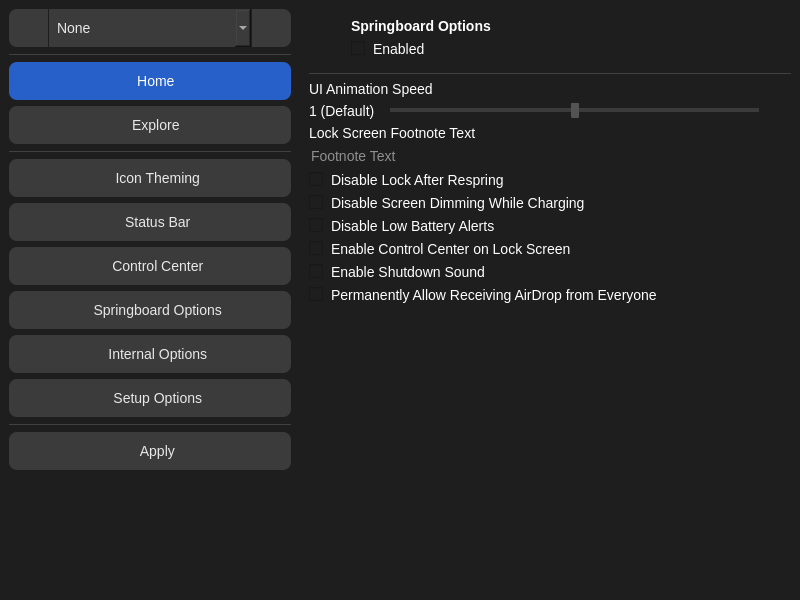
Avangelista/CowabungaLiteWindows, file mainwindow.ui: the form before one commit.
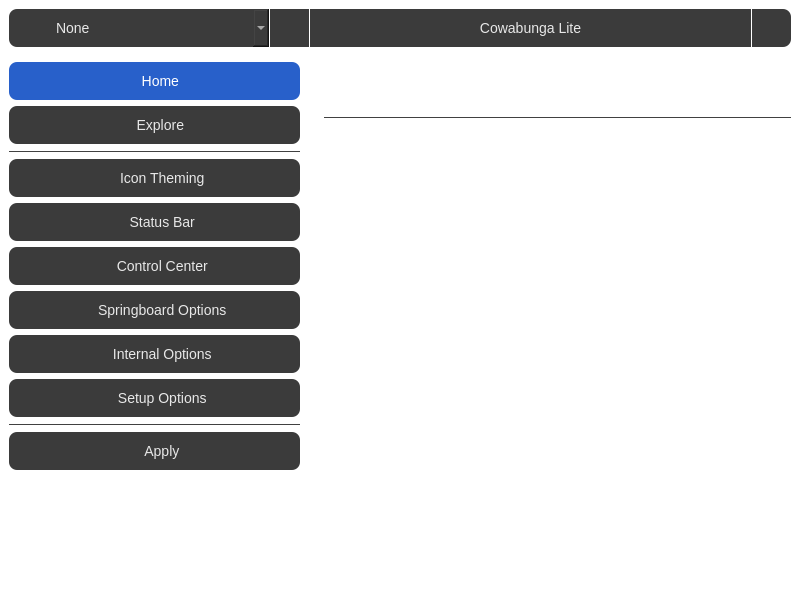
The form after the commit. The open tabs and pages were chosen to show the change. Icons and pictures are not drawn.

What changed in the file:
```diff
--- a/mainwindow.ui
+++ b/mainwindow.ui
@@ -34,10 +34,16 @@
   <property name="styleSheet">
    <string notr="true">QWidget {
     color: #FFFFFF;
-    background-color: #1e1e1e;
+    background-color: transparent;
 	spacing: 0px;
 }
 
+QWidget [cls=central] {
+    background-color: #1e1e1e;
+	border-radius: 14px;
+	border: 1px solid #4B4B4B;
+}
+
 QLabel {
     font-size: 14px;
 }
@@ -101,6 +107,10 @@
     border-radius: 4px;
 }
 
+QScrollBar::handle:pressed {
+    background: #535353;
+}
+
 QScrollBar::add-line,
 QScrollBar::sub-line {
     background: none;
@@ -114,6 +124,7 @@
 QSlider::groove:horizontal {
     background-color: #3b3b3b;
     height: 4px;
+	border-radius: 2px;
 }
 
 QSlider::handle:horizontal {
@@ -143,42 +154,10 @@
    <property name="locale">
     <locale language="English" country="UnitedStates"/>
    </property>
-   <layout class="QHBoxLayout">
-    <property name="spacing">
-     <number>0</number>
-    </property>
-    <property name="leftMargin">
-     <number>0</number>
-    </property>
-    <property name="topMargin">
-     <number>0</number>
-    </property>
-    <property name="rightMargin">
-     <number>0</number>
-    </property>
-    <property name="bottomMargin">
-     <number>0</number>
-    </property>
-    <item>
-     <widget class="QWidget" name="sidebar" native="true">
-      <property name="sizePolicy">
-       <sizepolicy hsizetype="Fixed" vsizetype="Preferred">
-        <horstretch>0</horstretch>
-        <verstretch>0</verstretch>
-       </sizepolicy>
-      </property>
-      <property name="minimumSize">
-       <size>
-        <width>300</width>
-        <height>0</height>
-       </size>
-      </property>
-      <property name="styleSheet">
-       <string notr="true">QFrame {
-	color: #414141;
-}</string>
-      </property>
-      <layout class="QVBoxLayout" name="verticalLayout">
+   <property name="cls" stdset="0">
+    <string>central</string>
+   </property>
+   <layout class="QVBoxLayout" name="verticalLayout_11">
        <item>
         <widget class="QWidget" name="deviceBar" native="true">
          <layout class="QHBoxLayout" name="horizontalLayout_4">
@@ -198,6 +177,48 @@
            <number>0</number>
           </property>
           <item>
+        <widget class="QWidget" name="horizontalWidget_2" native="true">
+         <property name="minimumSize">
+          <size>
+           <width>300</width>
+           <height>0</height>
+          </size>
+         </property>
+         <layout class="QHBoxLayout" name="horizontalLayout_19">
+          <property name="spacing">
+           <number>1</number>
+          </property>
+          <property name="leftMargin">
+           <number>0</number>
+          </property>
+          <property name="topMargin">
+           <number>0</number>
+          </property>
+          <property name="rightMargin">
+           <number>0</number>
+          </property>
+          <property name="bottomMargin">
+           <number>0</number>
+          </property>
+          <item>
+           <widget class="QWidget" name="horizontalWidget" native="true">
+            <layout class="QHBoxLayout" name="horizontalLayout_15">
+             <property name="spacing">
+              <number>0</number>
+             </property>
+             <property name="leftMargin">
+              <number>0</number>
+             </property>
+             <property name="topMargin">
+              <number>0</number>
+             </property>
+             <property name="rightMargin">
+              <number>0</number>
+             </property>
+             <property name="bottomMargin">
+              <number>0</number>
+             </property>
+             <item>
            <widget class="QToolButton" name="toolButton_6">
             <property name="enabled">
              <bool>false</bool>
@@ -260,12 +281,14 @@
             </property>
            </widget>
           </item>
+            </layout>
+           </widget>
+          </item>
           <item>
            <widget class="QToolButton" name="refreshBtn">
             <property name="styleSheet">
              <string notr="true">QToolButton {
-	border-top-left-radius: 0px;
-	border-bottom-left-radius: 0px;
+	border-radius: 0px;
 }</string>
             </property>
             <property name="icon">
@@ -287,23 +310,101 @@
         </widget>
        </item>
        <item>
-        <widget class="Line" name="line">
+        <widget class="QToolButton" name="titleBar">
+         <property name="sizePolicy">
+          <sizepolicy hsizetype="Expanding" vsizetype="Fixed">
+           <horstretch>0</horstretch>
+           <verstretch>0</verstretch>
+          </sizepolicy>
+         </property>
+         <property name="styleSheet">
+          <string notr="true">QToolButton {
+	border-radius: 0px;
+}
+
+QToolButton:pressed {
+	background-color: #3b3b3b;
+}</string>
+         </property>
+         <property name="text">
+          <string>Cowabunga Lite</string>
+         </property>
+        </widget>
+       </item>
+       <item>
+        <widget class="QToolButton" name="closeBtn">
+         <property name="styleSheet">
+          <string notr="true">QToolButton {
+	border-top-left-radius: 0px;
+	border-bottom-left-radius: 0px;
+}
+
+QToolButton:pressed {
+	background-color: #ff453a;
+}</string>
+         </property>
+         <property name="icon">
+          <iconset resource="resources.qrc">
+           <normaloff>:/icon/x-lg.svg</normaloff>:/icon/x-lg.svg</iconset>
+         </property>
+        </widget>
+       </item>
+      </layout>
+     </widget>
+    </item>
+    <item>
+     <widget class="QWidget" name="body" native="true">
+      <property name="minimumSize">
+       <size>
+        <width>0</width>
+        <height>20</height>
+       </size>
+      </property>
+      <layout class="QHBoxLayout" name="horizontalLayout_18">
+       <property name="leftMargin">
+        <number>0</number>
+       </property>
+       <property name="topMargin">
+        <number>0</number>
+       </property>
+       <property name="rightMargin">
+        <number>0</number>
+       </property>
+       <property name="bottomMargin">
+        <number>0</number>
+       </property>
+       <item>
+        <widget class="QWidget" name="sidebar" native="true">
+         <property name="sizePolicy">
+          <sizepolicy hsizetype="Fixed" vsizetype="Preferred">
+           <horstretch>0</horstretch>
+           <verstretch>0</verstretch>
+          </sizepolicy>
+         </property>
+         <property name="minimumSize">
+          <size>
+           <width>300</width>
+           <height>0</height>
+          </size>
+         </property>
          <property name="styleSheet">
           <string notr="true">QFrame {
 	color: #414141;
 }</string>
          </property>
-         <property name="frameShadow">
-          <enum>QFrame::Plain</enum>
-         </property>
-         <property name="orientation">
-          <enum>Qt::Horizontal</enum>
-         </property>
-         <property name="cls" stdset="0">
-          <string>line</string>
-         </property>
-        </widget>
-       </item>
+         <layout class="QVBoxLayout" name="verticalLayout">
+          <property name="leftMargin">
+           <number>0</number>
+          </property>
+          <property name="topMargin">
+           <number>9</number>
+          </property>
+          <property name="rightMargin">
+           <number>9</number>
+          </property>
+          <property name="bottomMargin">
+           <number>0</number>
+          </property>
        <item>
         <widget class="QToolButton" name="homePageBtn">
          <property name="sizePolicy">
@@ -623,6 +724,21 @@
        </sizepolicy>
       </property>
       <layout class="QVBoxLayout" name="_3">
+          <property name="spacing">
+           <number>0</number>
+          </property>
+          <property name="leftMargin">
+           <number>9</number>
+          </property>
+          <property name="topMargin">
+           <number>0</number>
+          </property>
+          <property name="rightMargin">
+           <number>0</number>
+          </property>
+          <property name="bottomMargin">
+           <number>0</number>
+          </property>
        <item>
         <widget class="QStackedWidget" name="pages">
          <property name="currentIndex">
@@ -703,7 +819,7 @@
                    <property name="font">
                     <font>
                      <pointsize>-1</pointsize>
-                     <bold>true</bold>
+                        <bold>false</bold>
                     </font>
                    </property>
                    <property name="text">
@@ -1079,7 +1195,7 @@
                    <property name="font">
                     <font>
                      <pointsize>-1</pointsize>
-                     <bold>true</bold>
+                        <bold>false</bold>
                     </font>
                    </property>
                    <property name="text">
@@ -1146,7 +1262,7 @@
               <property name="geometry">
                <rect>
                 <x>0</x>
-                <y>-27</y>
+                   <y>0</y>
                 <width>450</width>
                 <height>1250</height>
                </rect>
@@ -1309,7 +1425,7 @@
                   <item>
                    <widget class="QCheckBox" name="pStrengthChk">
                     <property name="text">
-                     <string>Change Signal Strength Bars</string>
+                        <string>Change Signal Strength</string>
                     </property>
                    </widget>
                   </item>
@@ -1490,7 +1606,7 @@
                   <item>
                    <widget class="QCheckBox" name="sStrengthChk">
                     <property name="text">
-                     <string>Change Signal Strength Bars</string>
+                        <string>Change Signal Strength</string>
                     </property>
                    </widget>
                   </item>
@@ -1506,6 +1622,9 @@
                      <property name="rightMargin">
                       <number>0</number>
                      </property>
+                        <property name="bottomMargin">
+                         <number>0</number>
+                        </property>
                      <item>
                       <widget class="QLabel" name="sStrengthLbl">
                        <property name="minimumSize">
@@ -1664,7 +1783,7 @@
                   <item>
                    <widget class="QCheckBox" name="wifiStrengthChk">
                     <property name="text">
-                     <string>Change Wi-Fi Signal Strength Bars</string>
+                        <string>Change Wi-Fi Signal Strength</string>
                     </property>
                    </widget>
                   </item>
@@ -1932,7 +2051,7 @@
                    <property name="font">
                     <font>
                      <pointsize>-1</pointsize>
-                     <bold>true</bold>
+                        <bold>false</bold>
                     </font>
                    </property>
                    <property name="text">
@@ -2145,6 +2264,170 @@
            </item>
           </layout>
          </widget>
+            <widget class="QWidget" name="internalOptionsPage">
+             <layout class="QVBoxLayout" name="verticalLayout_14">
+              <property name="leftMargin">
+               <number>0</number>
+              </property>
+              <property name="topMargin">
+               <number>0</number>
+              </property>
+              <property name="rightMargin">
+               <number>0</number>
+              </property>
+              <property name="bottomMargin">
+               <number>0</number>
+              </property>
+              <item>
+               <widget class="QWidget" name="horizontalWidget_5" native="true">
+                <layout class="QHBoxLayout" name="horizontalLayout_20">
+                 <property name="spacing">
+                  <number>10</number>
+                 </property>
+                 <property name="leftMargin">
+                  <number>0</number>
+                 </property>
+                 <property name="topMargin">
+                  <number>9</number>
+                 </property>
+                 <property name="rightMargin">
+                  <number>0</number>
+                 </property>
+                 <property name="bottomMargin">
+                  <number>9</number>
+                 </property>
+                 <item>
+                  <widget class="QToolButton" name="toolButton_10">
+                   <property name="enabled">
+                    <bool>false</bool>
+                   </property>
+                   <property name="styleSheet">
+                    <string notr="true">QToolButton {
+	icon-size: 24px;
+	background-color: transparent;
+	padding-left: 0px;
+	padding-right: 5px;
+	border-radius: 0px;
+}</string>
+                   </property>
+                   <property name="icon">
+                    <iconset resource="resources.qrc">
+                     <normaloff>:/icon/hdd.svg</normaloff>:/icon/hdd.svg</iconset>
+                   </property>
+                  </widget>
+                 </item>
+                 <item>
+                  <widget class="QWidget" name="verticalWidget_4" native="true">
+                   <layout class="QVBoxLayout" name="verticalLayout_12">
+                    <property name="spacing">
+                     <number>6</number>
+                    </property>
+                    <property name="leftMargin">
+                     <number>0</number>
+                    </property>
+                    <property name="topMargin">
+                     <number>0</number>
+                    </property>
+                    <property name="rightMargin">
+                     <number>0</number>
+                    </property>
+                    <property name="bottomMargin">
+                     <number>0</number>
+                    </property>
+                    <item>
+                     <widget class="QLabel" name="internalOptionsLbl">
+                      <property name="font">
+                       <font>
+                        <pointsize>-1</pointsize>
+                        <bold>false</bold>
+                       </font>
+                      </property>
+                      <property name="text">
+                       <string>Internal Options</string>
+                      </property>
+                     </widget>
+                    </item>
+                    <item>
+                     <widget class="QCheckBox" name="internalOptionsEnabledChk">
+                      <property name="text">
+                       <string>Enabled</string>
+                      </property>
+                     </widget>
+                    </item>
+                   </layout>
+                  </widget>
+                 </item>
+                 <item>
+                  <spacer name="horizontalSpacer_7">
+                   <property name="orientation">
+                    <enum>Qt::Horizontal</enum>
+                   </property>
+                   <property name="sizeHint" stdset="0">
+                    <size>
+                     <width>40</width>
+                     <height>20</height>
+                    </size>
+                   </property>
+                  </spacer>
+                 </item>
+                </layout>
+               </widget>
+              </item>
+              <item>
+               <widget class="Line" name="line_12">
+                <property name="styleSheet">
+                 <string notr="true">QFrame {
+	color: #414141;
+}</string>
+                </property>
+                <property name="frameShadow">
+                 <enum>QFrame::Plain</enum>
+                </property>
+                <property name="orientation">
+                 <enum>Qt::Horizontal</enum>
+                </property>
+               </widget>
+              </item>
+              <item>
+               <widget class="QWidget" name="internalOptionsPageContent" native="true">
+                <layout class="QVBoxLayout" name="verticalLayout_13">
+                 <property name="leftMargin">
+                  <number>0</number>
+                 </property>
+                 <property name="topMargin">
+                  <number>0</number>
+                 </property>
+                 <property name="rightMargin">
+                  <number>0</number>
+                 </property>
+                 <property name="bottomMargin">
+                  <number>0</number>
+                 </property>
+                 <item>
+                  <widget class="QCheckBox" name="checkBox">
+                   <property name="text">
+                    <string>CheckBox</string>
+                   </property>
+                  </widget>
+                 </item>
+                 <item>
+                  <spacer name="verticalSpacer_6">
+                   <property name="orientation">
+                    <enum>Qt::Vertical</enum>
+                   </property>
+                   <property name="sizeHint" stdset="0">
+                    <size>
+                     <width>20</width>
+                     <height>40</height>
+                    </size>
+                   </property>
+                  </spacer>
+                 </item>
+                </layout>
+               </widget>
+              </item>
+             </layout>
+            </widget>
          <widget class="QWidget" name="applyPage">
           <layout class="QVBoxLayout" name="verticalLayout_6">
            <property name="leftMargin">
@@ -2208,6 +2491,9 @@
            </item>
           </layout>
          </widget>
+           </widget>
+          </item>
+         </layout>
         </widget>
        </item>
       </layout>
```
Lines whose indentation alone changed are shown as unchanged.
